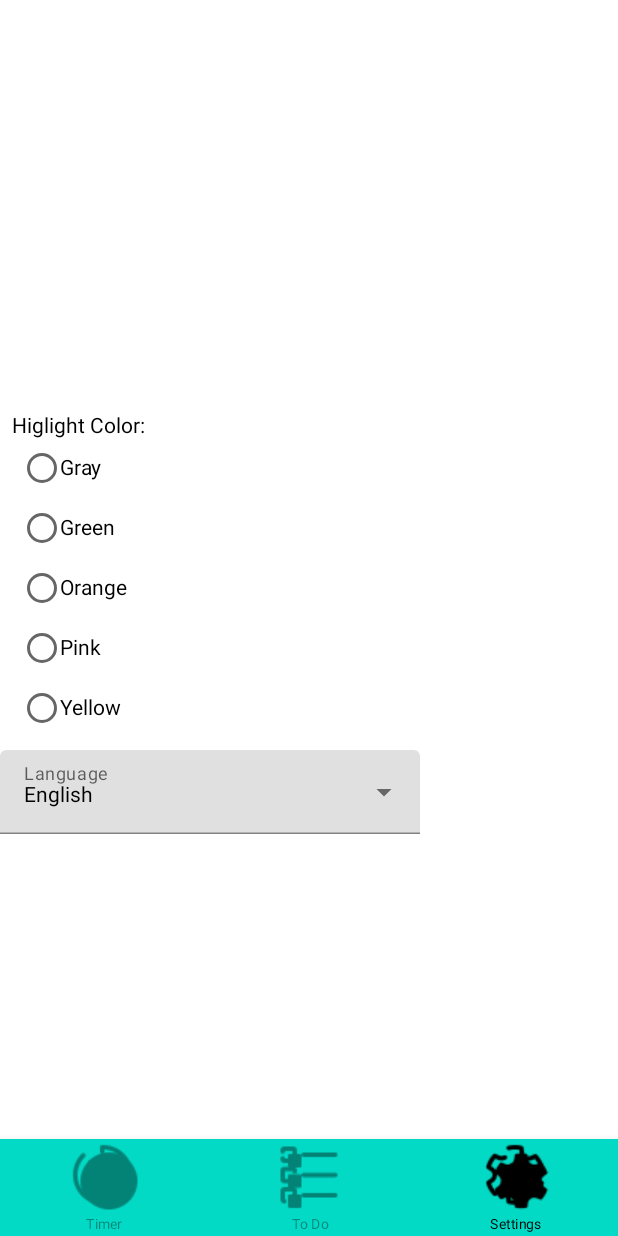
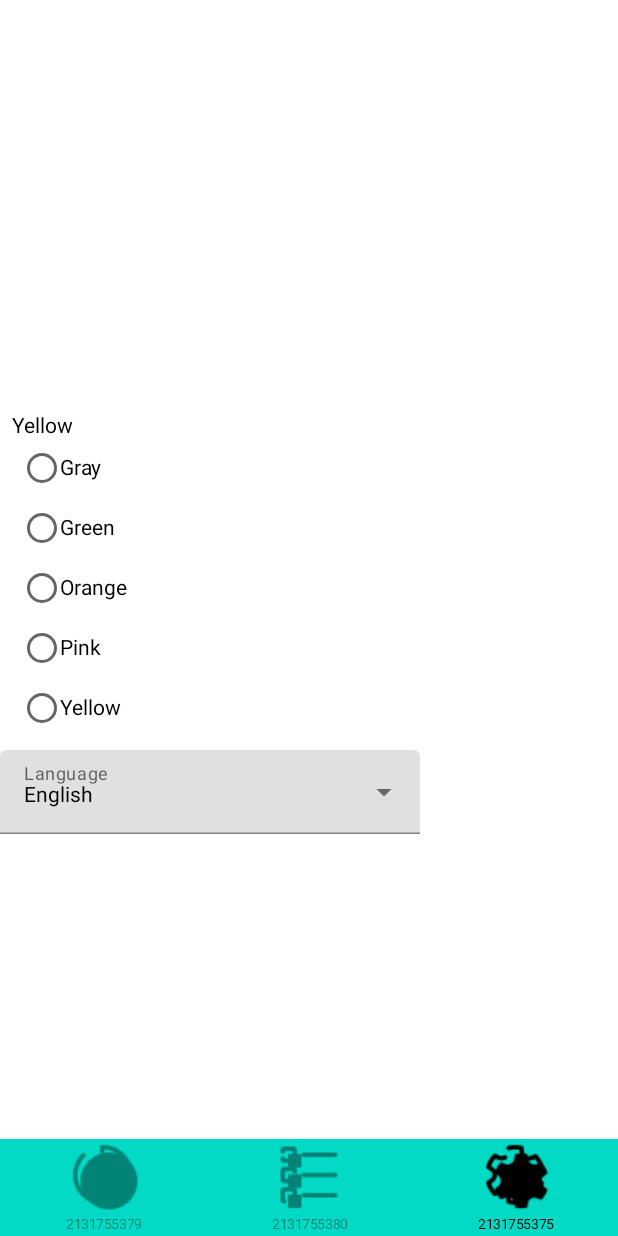
Before and after one commit to darrylssi/pom, an Android app built with Jetpack Compose: the screen it shows after launch (MainActivity), item 3 of the bottom bar chosen, on a phone screen of 412 x 824 dp. Run offline under Robolectric (Android 15) with nearby library versions, the phone set to English and light mode, and no system bars.

Commit message:
Use string resource and add translations

```diff
--- a/app/src/main/java/nz/ac/uclive/daa59/topom/MainActivity.kt
+++ b/app/src/main/java/nz/ac/uclive/daa59/topom/MainActivity.kt
@@ -27,6 +27,7 @@ import androidx.compose.ui.Modifier
 import androidx.compose.ui.graphics.Color
 import androidx.compose.ui.res.colorResource
 import androidx.compose.ui.res.painterResource
+import androidx.compose.ui.res.stringResource
 import androidx.compose.ui.text.font.FontWeight
 import androidx.compose.ui.text.style.TextAlign
 import androidx.compose.ui.unit.sp
@@ -105,16 +106,16 @@ fun BottomNav(navController: NavController) {
 
 sealed class BottomNavItem(var title:String, var icon:Int, var screen_route:String){
 
-    object ToDo : BottomNavItem("To Do", R.drawable.icons8_list,"to_do")
-    object Timer: BottomNavItem("Timer",R.drawable.icons8_timer,"timer")
-    object Settings: BottomNavItem("Settings",R.drawable.icons8_settings,"settingd")
+    object ToDo : BottomNavItem(R.string.to_do.toString(), R.drawable.icons8_list,"to_do")
+    object Timer: BottomNavItem(R.string.timer.toString(),R.drawable.icons8_timer,"timer")
+    object Settings: BottomNavItem(R.string.settings.toString(),R.drawable.icons8_settings,"settingd")
 }
 
 @Composable
 fun NavigationGraph(navController: NavHostController) {
     NavHost(navController, startDestination = BottomNavItem.Timer.screen_route) {
         composable(BottomNavItem.Timer.screen_route) {
-            TimerScreen(1L*2L*1000L)
+            TimerScreen(25L*60L*1000L)
         }
         composable(BottomNavItem.ToDo.screen_route) {
             ToDoScreen()
@@ -132,7 +133,7 @@ fun TimerScreen(
     var value by remember { mutableStateOf(0f) }
     var currentTime by remember { mutableStateOf(totalTime) }
     var currentSec by remember { mutableStateOf(0L) }
-    var currentMin by remember { mutableStateOf(1L) }
+    var currentMin by remember { mutableStateOf(25L) }
     var isTimerOn by remember { mutableStateOf(false) }
 
     LaunchedEffect(key1 = currentTime, key2 = isTimerOn) {
@@ -178,8 +179,8 @@ fun TimerScreen(
             )
         ) {
             Text(
-                text = if (isTimerOn && currentTime >= 0L) "Stop"
-                else "Start"
+                text = if (isTimerOn && currentTime >= 0L) stringResource(id = R.string.stop)
+                else stringResource(id = R.string.start)
             )
         }
     }
--- a/app/src/main/java/nz/ac/uclive/daa59/topom/Settings.kt
+++ b/app/src/main/java/nz/ac/uclive/daa59/topom/Settings.kt
@@ -27,6 +27,7 @@ import androidx.compose.ui.Alignment
 import androidx.compose.ui.Modifier
 import androidx.compose.ui.graphics.Color
 import androidx.compose.ui.platform.LocalContext
+import androidx.compose.ui.res.stringResource
 import androidx.compose.ui.semantics.Role
 import androidx.compose.ui.unit.Dp
 import androidx.compose.ui.unit.dp
@@ -50,19 +51,25 @@ fun ThemeComponent () {
     val isSelectedItem: (String) -> Boolean = { selectedValue.value == it }
     val onChangeState: (String) -> Unit = { selectedValue.value = it }
 
-    val items = listOf("Gray", "Green", "Orange", "Pink", "Yellow")
+    val items = listOf(stringResource(id = R.string.gray),
+            stringResource(id = R.string.green),
+            stringResource(id = R.string.orange),
+            stringResource(id = R.string.pink),
+            stringResource(id = R.string.yellow))
     Column(
         modifier = Modifier.padding(8.dp)
     ) {
-        Text(text = "Higlight Color:")
+        Text(text = stringResource(id = R.string.theme_color))
         items.forEach { item ->
             Row(
                 verticalAlignment = Alignment.CenterVertically,
-                modifier = Modifier.selectable(
-                    selected = isSelectedItem(item),
-                    onClick = { onChangeState(item) },
-                    role = Role.RadioButton
-                ).padding(8.dp)
+                modifier = Modifier
+                    .selectable(
+                        selected = isSelectedItem(item),
+                        onClick = { onChangeState(item) },
+                        role = Role.RadioButton
+                    )
+                    .padding(8.dp)
             ) {
                 RadioButton(
                     selected = isSelectedItem(item),
@@ -77,11 +84,10 @@ fun ThemeComponent () {
     }
 }
 
-
 @OptIn(ExperimentalMaterialApi::class)
 @Composable
 fun LanguageComponent() {
-    val listItems = arrayOf("English", "Filipino")
+    val listItems = arrayOf(stringResource(id = R.string.english), stringResource(id = R.string.filipino))
     val contextForToast = LocalContext.current.applicationContext
 
     var expanded by remember { mutableStateOf(false) }
@@ -97,7 +103,7 @@ fun LanguageComponent() {
             value = selectedItem,
             onValueChange = {},
             readOnly = true,
-            label = { Text(text = "Language") },
+            label = { Text(text = stringResource(id = R.string.language)) },
             trailingIcon = {
                 ExposedDropdownMenuDefaults.TrailingIcon(
                     expanded = expanded
--- a/app/src/main/res/values/strings.xml
+++ b/app/src/main/res/values/strings.xml
@@ -1,3 +1,17 @@
 <resources>
     <string name="app_name">ToPom</string>
+    <string name="stop">Stop</string>
+    <string name="start">Start</string>
+    <string name="to_do">To Do</string>
+    <string name="timer">Timer</string>
+    <string name="settings">Settings</string>
+    <string name="language">Language</string>
+    <string name="gray">Gray</string>
+    <string name="green">Green</string>
+    <string name="orange">Orange</string>
+    <string name="pink">Pink</string>
+    <string name="yellow">Yellow</string>
+    <string name="theme_color">Yellow</string>
+    <string name="english">English</string>
+    <string name="filipino">Filipino</string>
 </resources>
```
Also changed, not shown: 1 other file.
